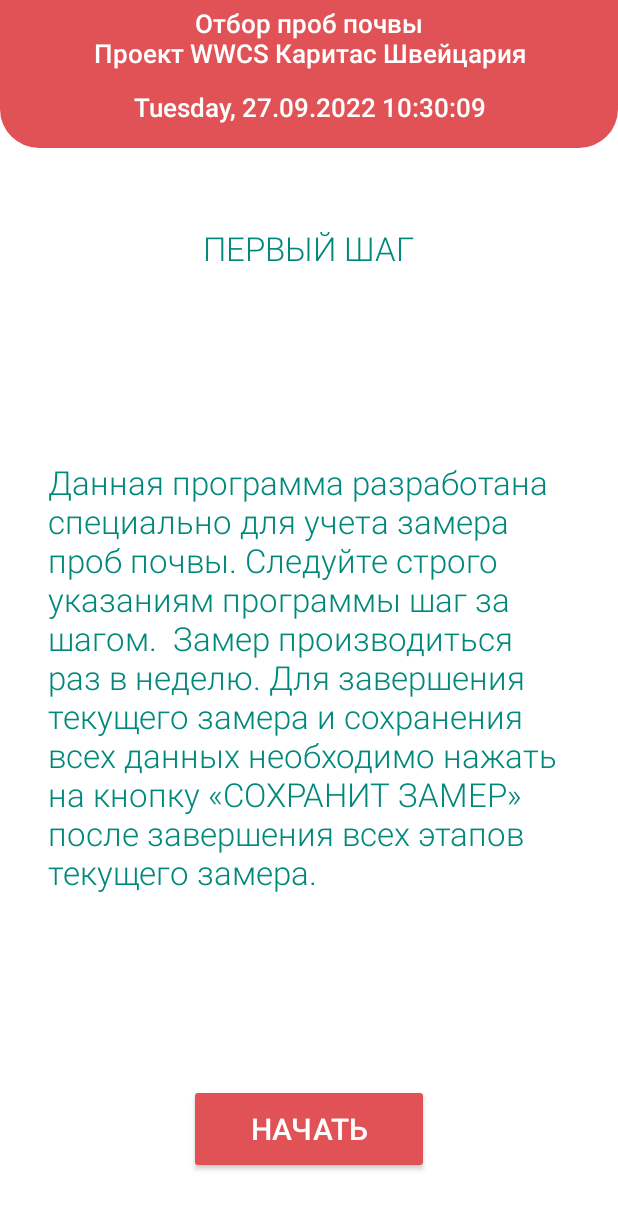
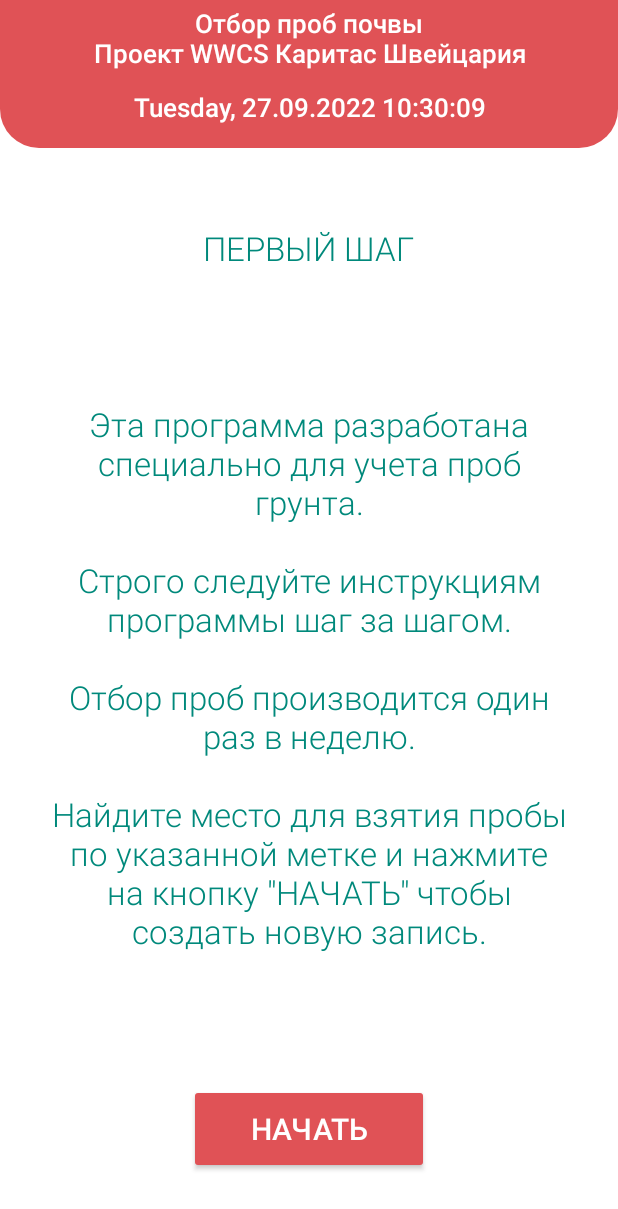
Before and after one commit to khush-byte/SoilMoisture, an Android app: the InfoFragment screen opened through its navigation route, on a phone screen of 412 x 824 dp. Shown: the top 1209 px of the screen. Run offline under Robolectric (Android 15) with nearby library versions, the phone set to English and light mode, and no system bars; 1 statement that could not run was skipped.

Commit message:
new commit

```diff
--- a/app/src/main/res/layout/fragment_info.xml
+++ b/app/src/main/res/layout/fragment_info.xml
@@ -29,7 +29,8 @@
             android:textSize="22sp"
             app:layout_constraintEnd_toEndOf="parent"
             app:layout_constraintStart_toStartOf="parent"
-            app:layout_constraintTop_toTopOf="parent" />
+            app:layout_constraintTop_toTopOf="parent"
+            tools:ignore="HardcodedText" />
 
         <TextView
             android:id="@+id/info_text2"
@@ -38,13 +39,15 @@
             android:layout_marginStart="32dp"
             android:layout_marginEnd="32dp"
             android:fontFamily="sans-serif-light"
-            android:text="Данная программа разработана специально для учета замера проб почвы. Следуйте строго указаниям программы шаг за шагом.  Замер производиться раз в неделю. Для завершения текущего замера и сохранения всех данных необходимо нажать на кнопку «СОХРАНИТ ЗАМЕР» после завершения всех этапов текущего замера.  "
+            android:gravity="center"
+            android:text="Эта программа разработана специально для учета проб грунта.\n\nСтрого следуйте инструкциям программы шаг за шагом.\n\nОтбор проб производится один раз в неделю.\n\nНайдите место для взятия пробы по указанной метке и нажмите на кнопку &quot;НАЧАТЬ&quot; чтобы создать новую запись."
             android:textColor="#00897B"
             android:textSize="22sp"
             app:layout_constraintBottom_toTopOf="@+id/guideline2"
             app:layout_constraintEnd_toEndOf="parent"
             app:layout_constraintStart_toStartOf="parent"
-            app:layout_constraintTop_toBottomOf="@+id/info_text1" />
+            app:layout_constraintTop_toBottomOf="@+id/info_text1"
+            tools:ignore="HardcodedText" />
 
         <Button
             android:id="@+id/info_start"
@@ -54,12 +57,13 @@
             android:backgroundTint="@color/teal_700"
             android:elevation="4dp"
             android:text="НАЧАТЬ"
-            android:textAlignment="center"
+            android:gravity = "center"
             android:textColor="@color/white"
             android:textSize="20sp"
             app:layout_constraintEnd_toEndOf="parent"
             app:layout_constraintStart_toStartOf="parent"
-            app:layout_constraintTop_toTopOf="@+id/guideline2" />
+            app:layout_constraintTop_toTopOf="@+id/guideline2"
+            tools:ignore="HardcodedText" />
 
     </androidx.constraintlayout.widget.ConstraintLayout>
 </FrameLayout>
```
